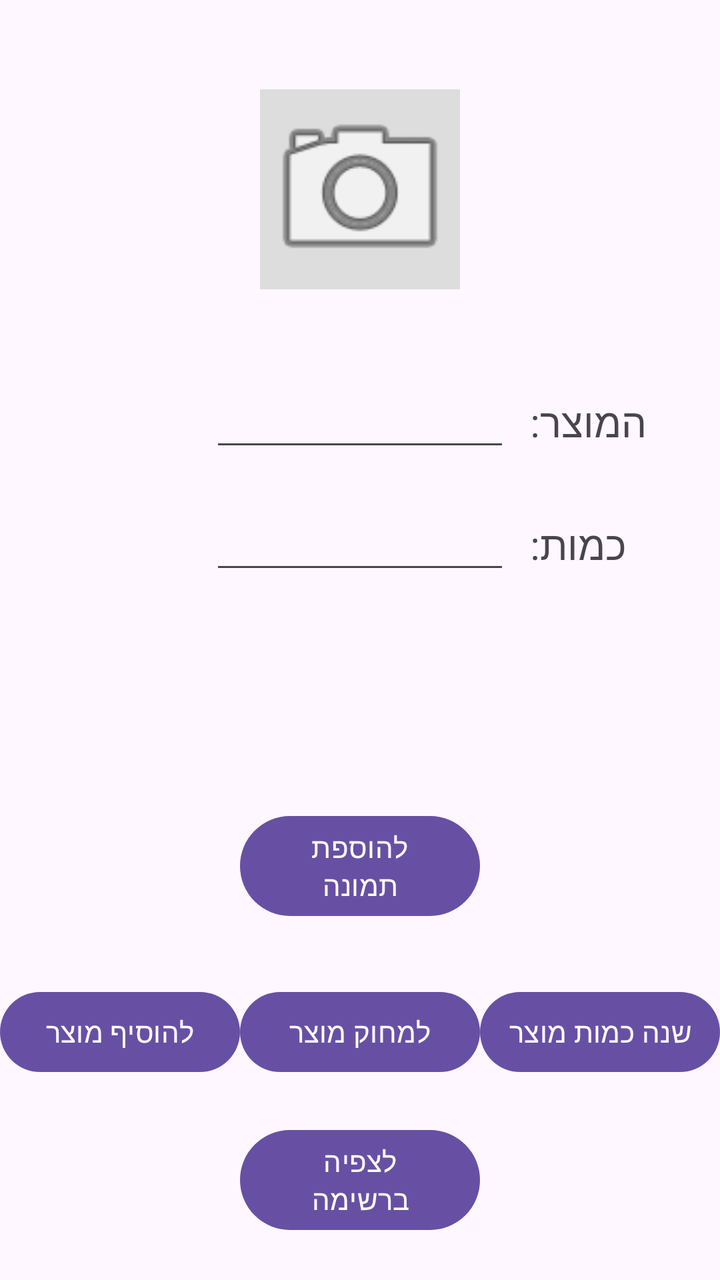
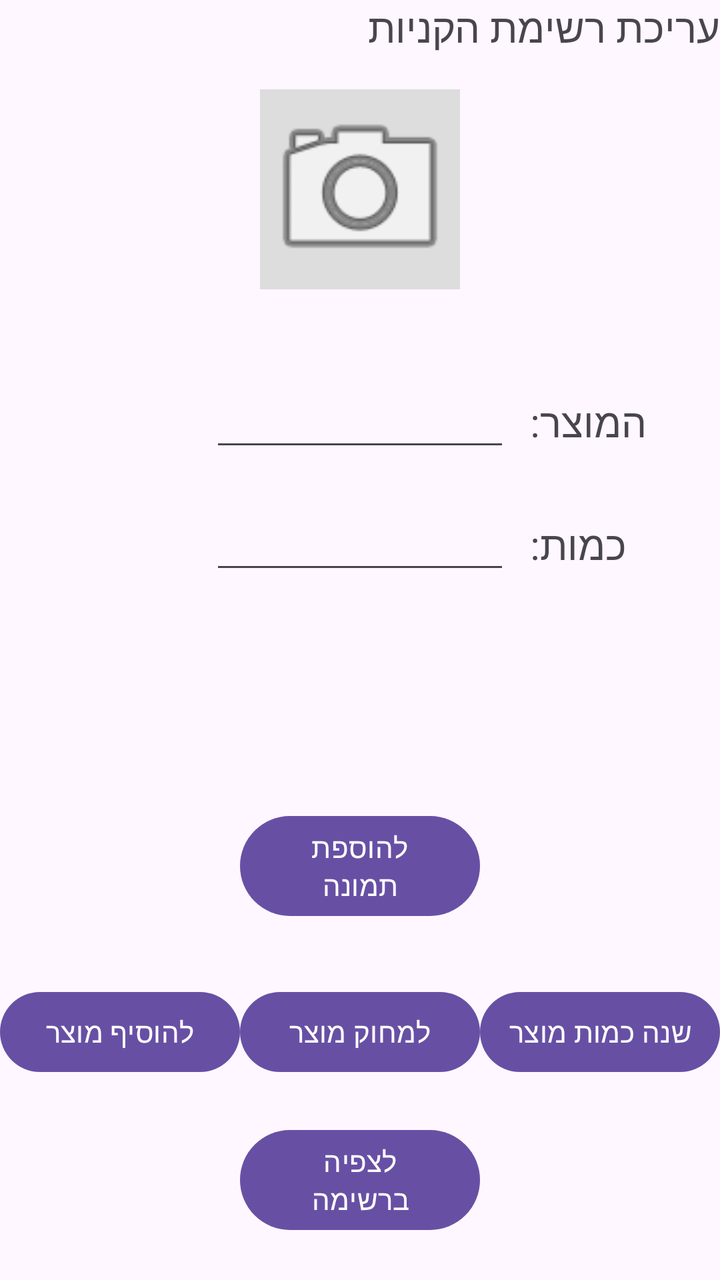

The first picture is an Android layout as it rendered before a commit; the second is the same layout after the commit. The layout source and the unified diff follow.
<!-- AndroidManifest.xml: application theme Theme.GroceryListApp -->
<!-- res/layout/activity_main.xml -->
<?xml version="1.0" encoding="utf-8"?>
<androidx.constraintlayout.widget.ConstraintLayout xmlns:android="http://schemas.android.com/apk/res/android"
    xmlns:app="http://schemas.android.com/apk/res-auto"
    xmlns:tools="http://schemas.android.com/tools"
    android:id="@+id/main"
    android:layout_width="match_parent"
    android:layout_height="match_parent"
    tools:context=".MainActivity">

    <LinearLayout
        android:id="@+id/imageLayout"
        android:layout_width="wrap_content"
        android:layout_height="wrap_content"
        android:gravity="center"
        android:orientation="vertical"
        android:padding="4dp"
        app:layout_constraintBottom_toTopOf="@+id/etName"
        app:layout_constraintEnd_toEndOf="parent"
        app:layout_constraintStart_toStartOf="parent"
        app:layout_constraintTop_toTopOf="parent">

        <TextView
            android:id="@+id/tvStatus"
            android:layout_width="wrap_content"
            android:layout_height="wrap_content" />

        <ImageView
            android:id="@+id/ivPreview"
            android:layout_width="100dp"
            android:layout_height="100dp"
            android:background="#DDDDDD"
            android:contentDescription="תמונת המוצר"
            android:scaleType="centerCrop"
            android:src="@android:drawable/ic_menu_camera" />

        <TextView
            android:id="@+id/tvStats"
            android:layout_width="wrap_content"
            android:layout_height="wrap_content"
            android:text="" />
    </LinearLayout>

    <EditText
        android:id="@+id/etName"
        android:layout_width="150dp"
        android:layout_height="wrap_content"
        android:layout_marginBottom="20dp"
        app:layout_constraintBottom_toTopOf="@+id/etAmount"
        app:layout_constraintEnd_toEndOf="parent"
        app:layout_constraintStart_toStartOf="parent" />

    <EditText
        android:id="@+id/etAmount"
        android:layout_width="150dp"
        android:layout_height="wrap_content"
        android:layout_marginBottom="200dp"
        android:inputType="number"
        app:layout_constraintBottom_toTopOf="@+id/btnAdd"
        app:layout_constraintEnd_toEndOf="parent"
        app:layout_constraintStart_toStartOf="parent" />

    <TextView
        android:layout_width="wrap_content"
        android:layout_height="wrap_content"
        android:layout_marginStart="10dp"
        android:text="המוצר:"
        android:textSize="20sp"
        app:layout_constraintBaseline_toBaselineOf="@+id/etName"
        app:layout_constraintStart_toEndOf="@+id/etName" />

    <TextView
        android:layout_width="wrap_content"
        android:layout_height="wrap_content"
        android:layout_marginStart="10dp"
        android:text="כמות:"
        android:textSize="20sp"
        app:layout_constraintBaseline_toBaselineOf="@+id/etAmount"
        app:layout_constraintStart_toEndOf="@+id/etAmount" />

    <Button
        android:id="@+id/btnAdd"
        android:layout_width="0dp"
        android:layout_height="wrap_content"
        android:layout_marginBottom="100dp"
        android:padding="0dp"
        android:text="להוסיף מוצר"
        app:layout_constraintBottom_toBottomOf="parent"
        app:layout_constraintEnd_toStartOf="@+id/btnDelete"
        app:layout_constraintHorizontal_weight="1"
        app:layout_constraintStart_toStartOf="parent" />

    <Button
        android:id="@+id/btnDelete"
        android:layout_width="0dp"
        android:layout_height="wrap_content"
        android:layout_marginBottom="100dp"
        android:padding="0dp"
        android:text="למחוק מוצר"
        app:layout_constraintBottom_toBottomOf="parent"
        app:layout_constraintEnd_toStartOf="@+id/btnUpdate"
        app:layout_constraintHorizontal_weight="1"
        app:layout_constraintStart_toEndOf="@+id/btnAdd" />

    <Button
        android:id="@+id/btnUpdate"
        android:layout_width="0dp"
        android:layout_height="wrap_content"
        android:layout_marginBottom="100dp"
        android:padding="0dp"
        android:text="שנה כמות מוצר"
        app:layout_constraintBottom_toBottomOf="parent"
        app:layout_constraintEnd_toEndOf="parent"
        app:layout_constraintHorizontal_weight="1"
        app:layout_constraintStart_toEndOf="@+id/btnDelete" />

    <Button
        android:id="@+id/btnAddImg"
        android:layout_width="0dp"
        android:layout_height="wrap_content"
        android:layout_marginBottom="30dp"
        android:text="להוספת תמונה"
        app:layout_constraintBottom_toTopOf="@+id/btnDelete"
        app:layout_constraintEnd_toEndOf="@+id/btnDelete"
        app:layout_constraintStart_toEndOf="@+id/btnAdd" />

    <Button
        android:id="@+id/btnViewDB"
        android:layout_width="0dp"
        android:layout_height="wrap_content"
        android:text="לצפיה ברשימה"
        app:layout_constraintBottom_toBottomOf="parent"
        app:layout_constraintEnd_toEndOf="@+id/btnDelete"
        app:layout_constraintStart_toEndOf="@+id/btnAdd"
        app:layout_constraintTop_toBottomOf="@+id/btnDelete" />

</androidx.constraintlayout.widget.ConstraintLayout>
<!-- resources referenced by this layout -->
<resources>
  <style name="Theme.GroceryListApp" parent="Base.Theme.GroceryListApp" />
  <style name="Base.Theme.GroceryListApp" parent="Theme.Material3.DayNight.NoActionBar">
          
          
      </style>
</resources>

<!-- the commit's change to res/layout/activity_main.xml (unified diff, before → after) -->
@@ -6,6 +6,13 @@
     android:layout_width="match_parent"
     android:layout_height="match_parent"
     tools:context=".MainActivity">
+
+    <TextView
+        android:layout_width="match_parent"
+        android:layout_height="wrap_content"
+        android:text="עריכת רשימת הקניות"
+        android:textSize="20dp"
+        app:layout_constraintTop_toTopOf="parent" />
 
     <LinearLayout
         android:id="@+id/imageLayout"
